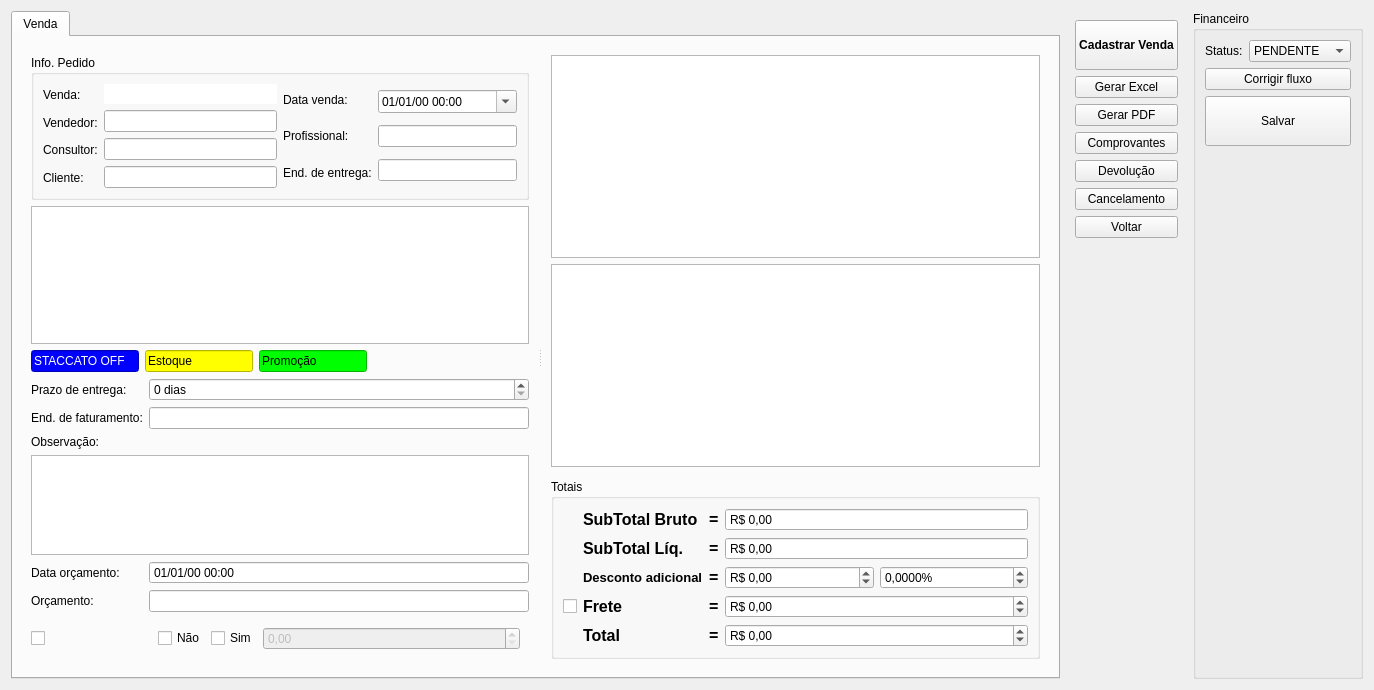
Above: ui/venda.ui from darktorres/ERP-STACCATO before the change. Below: the same form after it.
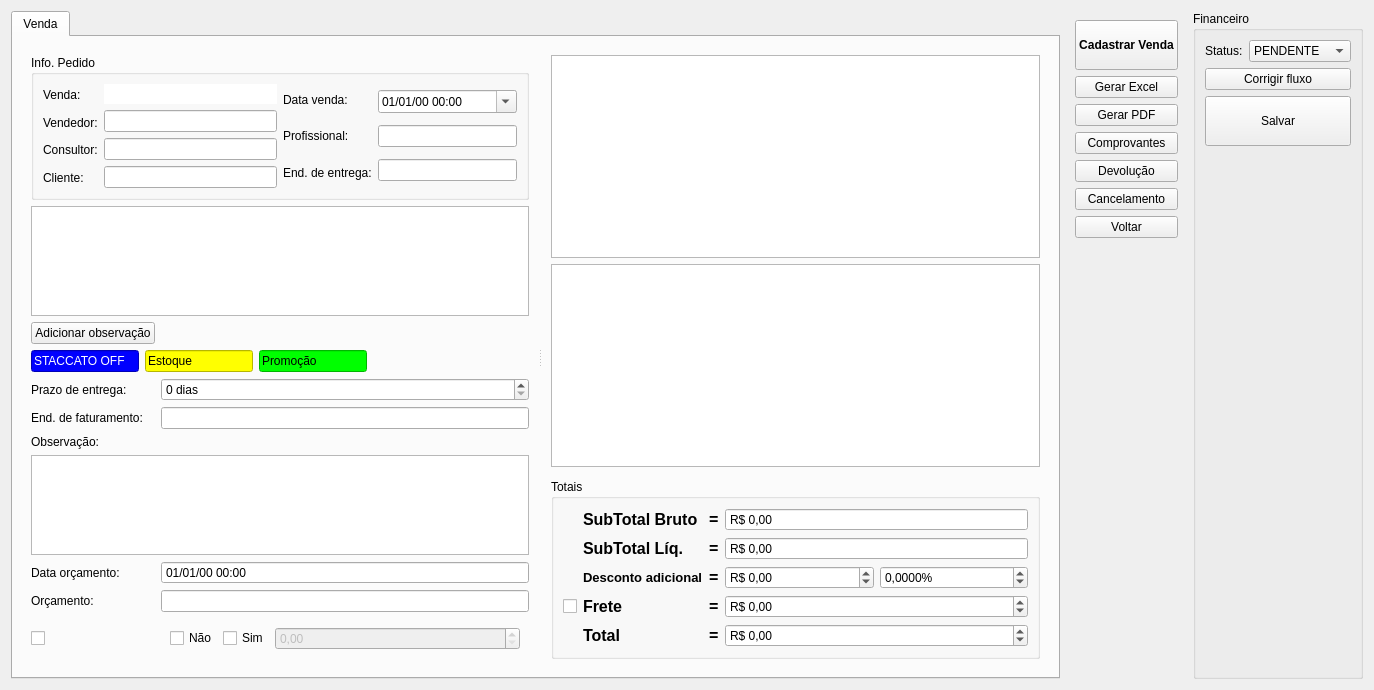
That is the form after the change. Custom widgets are drawn as their Qt base class.

Commit message: Botão para adicionar observação na Venda

What changed in the file:
```diff
--- a/ui/venda.ui
+++ b/ui/venda.ui
@@ -43,14 +43,20 @@
            <number>0</number>
           </property>
           <layout class="QGridLayout" name="gridLayout_10">
-           <item row="11" column="0">
-            <widget class="QLabel" name="labelDateTimeOrc">
-             <property name="text">
-              <string>Data orçamento:</string>
+           <item row="5" column="1">
+            <widget class="QSpinBox" name="spinBoxPrazoEntrega">
+             <property name="suffix">
+              <string> dias</string>
+             </property>
+             <property name="maximum">
+              <number>365</number>
+             </property>
+             <property name="singleStep">
+              <number>1</number>
              </property>
             </widget>
            </item>
-           <item row="5" column="0">
+           <item row="6" column="0">
             <widget class="QLabel" name="labelPrazoEntrega_2">
              <property name="sizePolicy">
               <sizepolicy hsizetype="Fixed" vsizetype="Minimum">
@@ -63,27 +69,7 @@
              </property>
             </widget>
            </item>
-           <item row="16" column="0">
-            <widget class="QCheckBox" name="checkBoxRT">
-             <property name="text">
-              <string/>
-             </property>
-            </widget>
-           </item>
-           <item row="8" column="0">
-            <widget class="QLabel" name="labelEndereco_9">
-             <property name="sizePolicy">
-              <sizepolicy hsizetype="Fixed" vsizetype="Minimum">
-               <horstretch>0</horstretch>
-               <verstretch>0</verstretch>
-              </sizepolicy>
-             </property>
-             <property name="text">
-              <string>Observação:</string>
-             </property>
-            </widget>
-           </item>
-           <item row="2" column="0" colspan="2">
+           <item row="3" column="0" colspan="2">
             <layout class="QHBoxLayout" name="horizontalLayout_5">
              <item>
               <widget class="QLineEdit" name="lineEditEstoque_2">
@@ -160,6 +146,73 @@
              </item>
             </layout>
            </item>
+           <item row="6" column="1">
+            <widget class="ItemBox" name="itemBoxEnderecoFat"/>
+           </item>
+           <item row="17" column="1">
+            <widget class="QFrame" name="frameRT">
+             <property name="frameShape">
+              <enum>QFrame::NoFrame</enum>
+             </property>
+             <property name="frameShadow">
+              <enum>QFrame::Raised</enum>
+             </property>
+             <layout class="QGridLayout" name="gridLayout_16">
+              <item row="0" column="0">
+               <widget class="QCheckBox" name="checkBoxPontuacaoIsento">
+                <property name="sizePolicy">
+                 <sizepolicy hsizetype="Fixed" vsizetype="Fixed">
+                  <horstretch>0</horstretch>
+                  <verstretch>0</verstretch>
+                 </sizepolicy>
+                </property>
+                <property name="text">
+                 <string>Não</string>
+                </property>
+               </widget>
+              </item>
+              <item row="0" column="1">
+               <widget class="QCheckBox" name="checkBoxPontuacaoPadrao">
+                <property name="sizePolicy">
+                 <sizepolicy hsizetype="Fixed" vsizetype="Fixed">
+                  <horstretch>0</horstretch>
+                  <verstretch>0</verstretch>
+                 </sizepolicy>
+                </property>
+                <property name="text">
+                 <string>Sim</string>
+                </property>
+               </widget>
+              </item>
+              <item row="0" column="2">
+               <widget class="QDoubleSpinBox" name="doubleSpinBoxPontuacao">
+                <property name="enabled">
+                 <bool>false</bool>
+                </property>
+                <property name="suffix">
+                 <string/>
+                </property>
+                <property name="maximum">
+                 <double>15.000000000000000</double>
+                </property>
+               </widget>
+              </item>
+             </layout>
+            </widget>
+           </item>
+           <item row="9" column="0">
+            <widget class="QLabel" name="labelEndereco_9">
+             <property name="sizePolicy">
+              <sizepolicy hsizetype="Fixed" vsizetype="Minimum">
+               <horstretch>0</horstretch>
+               <verstretch>0</verstretch>
+              </sizepolicy>
+             </property>
+             <property name="text">
+              <string>Observação:</string>
+             </property>
+            </widget>
+           </item>
            <item row="0" column="0" colspan="2">
             <widget class="QGroupBox" name="groupBox_9">
              <property name="title">
@@ -312,23 +365,17 @@
              </layout>
             </widget>
            </item>
-           <item row="13" column="1">
+           <item row="14" column="1">
             <widget class="QLineEdit" name="lineEditIdOrcamento">
              <property name="readOnly">
               <bool>true</bool>
              </property>
             </widget>
            </item>
-           <item row="4" column="1">
-            <widget class="QSpinBox" name="spinBoxPrazoEntrega">
-             <property name="suffix">
-              <string> dias</string>
-             </property>
-             <property name="maximum">
-              <number>365</number>
-             </property>
-             <property name="singleStep">
-              <number>1</number>
+           <item row="17" column="0">
+            <widget class="QCheckBox" name="checkBoxRT">
+             <property name="text">
+              <string/>
              </property>
             </widget>
            </item>
@@ -337,22 +384,12 @@
              <property name="editTriggers">
               <set>QAbstractItemView::NoEditTriggers</set>
              </property>
-            </widget>
-           </item>
-           <item row="4" column="0">
-            <widget class="QLabel" name="labelPrazoEntrega">
-             <property name="sizePolicy">
-              <sizepolicy hsizetype="Fixed" vsizetype="Minimum">
-               <horstretch>0</horstretch>
-               <verstretch>0</verstretch>
-              </sizepolicy>
+             <property name="selectionMode">
+              <enum>QAbstractItemView::MultiSelection</enum>
              </property>
-             <property name="text">
-              <string>Prazo de entrega:</string>
-             </property>
             </widget>
            </item>
-           <item row="13" column="0">
+           <item row="14" column="0">
             <widget class="QLabel" name="labelIdOrcamento">
              <property name="sizePolicy">
               <sizepolicy hsizetype="Fixed" vsizetype="Minimum">
@@ -365,7 +402,7 @@
              </property>
             </widget>
            </item>
-           <item row="10" column="0" colspan="2">
+           <item row="11" column="0" colspan="2">
             <widget class="QPlainTextEdit" name="plainTextEdit">
              <property name="sizePolicy">
               <sizepolicy hsizetype="Expanding" vsizetype="Fixed">
@@ -381,58 +418,14 @@
              </property>
             </widget>
            </item>
-           <item row="16" column="1">
-            <widget class="QFrame" name="frameRT">
-             <property name="frameShape">
-              <enum>QFrame::NoFrame</enum>
+           <item row="12" column="0">
+            <widget class="QLabel" name="labelDateTimeOrc">
+             <property name="text">
+              <string>Data orçamento:</string>
              </property>
-             <property name="frameShadow">
-              <enum>QFrame::Raised</enum>
-             </property>
-             <layout class="QGridLayout" name="gridLayout_16">
-              <item row="0" column="0">
-               <widget class="QCheckBox" name="checkBoxPontuacaoIsento">
-                <property name="sizePolicy">
-                 <sizepolicy hsizetype="Fixed" vsizetype="Fixed">
-                  <horstretch>0</horstretch>
-                  <verstretch>0</verstretch>
-                 </sizepolicy>
-                </property>
-                <property name="text">
-                 <string>Não</string>
-                </property>
-               </widget>
-              </item>
-              <item row="0" column="1">
-               <widget class="QCheckBox" name="checkBoxPontuacaoPadrao">
-                <property name="sizePolicy">
-                 <sizepolicy hsizetype="Fixed" vsizetype="Fixed">
-                  <horstretch>0</horstretch>
-                  <verstretch>0</verstretch>
-                 </sizepolicy>
-                </property>
-                <property name="text">
-                 <string>Sim</string>
-                </property>
-               </widget>
-              </item>
-              <item row="0" column="2">
-               <widget class="QDoubleSpinBox" name="doubleSpinBoxPontuacao">
-                <property name="enabled">
-                 <bool>false</bool>
-                </property>
-                <property name="suffix">
-                 <string/>
-                </property>
-                <property name="maximum">
-                 <double>15.000000000000000</double>
-                </property>
-               </widget>
-              </item>
-             </layout>
             </widget>
            </item>
-           <item row="11" column="1">
+           <item row="12" column="1">
             <widget class="QDateTimeEdit" name="dateTimeEditOrc">
              <property name="toolTip">
               <string>&lt;html&gt;&lt;head/&gt;&lt;body&gt;&lt;p&gt;Data/hora em que o orçamento foi criado pela primeira vez&lt;/p&gt;&lt;/body&gt;&lt;/html&gt;</string>
@@ -451,8 +444,28 @@
              </property>
             </widget>
            </item>
-           <item row="5" column="1">
-            <widget class="ItemBox" name="itemBoxEnderecoFat"/>
+           <item row="5" column="0">
+            <widget class="QLabel" name="labelPrazoEntrega">
+             <property name="sizePolicy">
+              <sizepolicy hsizetype="Fixed" vsizetype="Minimum">
+               <horstretch>0</horstretch>
+               <verstretch>0</verstretch>
+              </sizepolicy>
+             </property>
+             <property name="text">
+              <string>Prazo de entrega:</string>
+             </property>
+            </widget>
+           </item>
+           <item row="2" column="0">
+            <widget class="QPushButton" name="pushButtonAdicionarObservacao">
+             <property name="text">
+              <string>Adicionar observação</string>
+             </property>
+             <property name="autoDefault">
+              <bool>false</bool>
+             </property>
+            </widget>
            </item>
           </layout>
          </widget>
@@ -1095,6 +1108,12 @@
    <extends>QTableView</extends>
    <header>src/tableview.h</header>
   </customwidget>
+  <customwidget>
+   <class>WidgetPagamentos</class>
+   <extends>QWidget</extends>
+   <header>src/widgetpagamentos.h</header>
+   <container>1</container>
+  </customwidget>
   <customwidget>
    <class>TreeView</class>
    <extends>QTreeView</extends>
@@ -1105,12 +1124,6 @@
    <extends>QLineEdit</extends>
    <header>src/itembox.h</header>
   </customwidget>
-  <customwidget>
-   <class>WidgetPagamentos</class>
-   <extends>QWidget</extends>
-   <header>src/widgetpagamentos.h</header>
-   <container>1</container>
-  </customwidget>
  </customwidgets>
  <tabstops>
   <tabstop>tabWidget</tabstop>
```
The commit also changes 2 other files.
